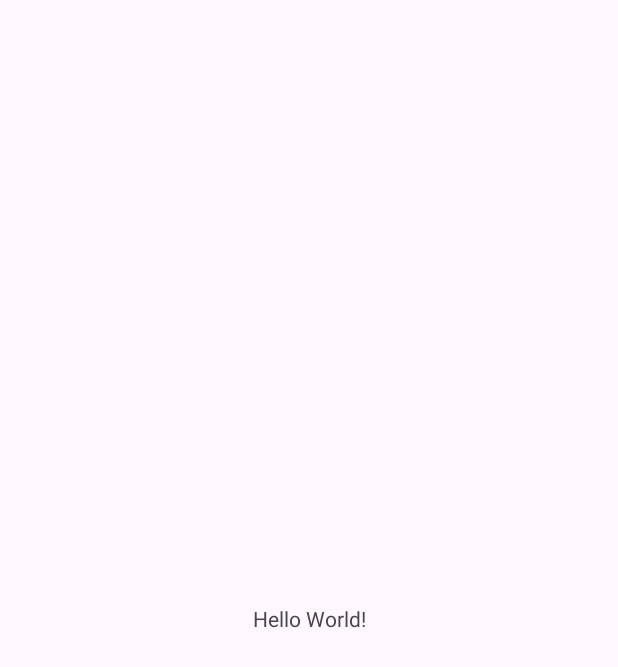
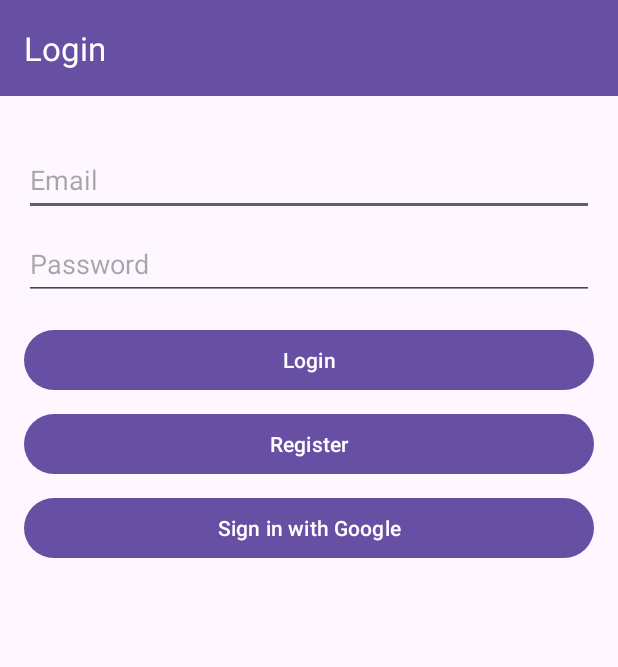
Before and after one commit to gitcomit8/Pulse, an Android app: the screen it shows after launch (MainActivity before the commit, LoginActivity after it), on a phone screen of 412 x 824 dp. Before the commit the part shown is almost empty. Shown: the top 667 px of the screen. Run offline under Robolectric (Android 15) with nearby library versions, the phone set to English and light mode, and no system bars; our stand-ins replace Firebase (no records; nobody signed in at launch, a user with empty details on screens opened directly).

Commit message:
Implement: Login and Register
Added ability to login and register using email/password combination along with Google Sign-In

```diff
--- a/app/build.gradle
+++ b/app/build.gradle
@@ -30,7 +30,9 @@ android {
 }
 
 dependencies {
-
+    implementation libs.play.services.auth.v2070
+    implementation libs.play.services.identity
+    implementation libs.play.services.auth
     implementation platform(libs.firebase.bom)
     implementation libs.firebase.auth
     implementation libs.firebase.firestore
--- /dev/null
+++ b/app/src/main/java/com/mirza/pulse/LoginActivity.java
@@ -0,0 +1,123 @@
+package com.mirza.pulse;
+
+import android.content.Intent;
+import android.os.Bundle;
+import android.widget.Button;
+import android.widget.EditText;
+import android.widget.Toast;
+
+import androidx.activity.result.ActivityResultLauncher;
+import androidx.activity.result.contract.ActivityResultContracts;
+import androidx.appcompat.app.AppCompatActivity;
+
+import com.google.android.gms.auth.api.signin.GoogleSignIn;
+import com.google.android.gms.auth.api.signin.GoogleSignInAccount;
+import com.google.android.gms.auth.api.signin.GoogleSignInClient;
+import com.google.android.gms.auth.api.signin.GoogleSignInOptions;
+import com.google.android.gms.common.api.ApiException;
+import com.google.android.gms.tasks.Task;
+import com.google.firebase.auth.AuthCredential;
+import com.google.firebase.auth.FirebaseAuth;
+import com.google.firebase.auth.FirebaseUser;
+import com.google.firebase.auth.GoogleAuthProvider;
+
+public class LoginActivity extends AppCompatActivity {
+
+    private EditText emailEditText, passwordEditText;
+    private FirebaseAuth mAuth;
+    private GoogleSignInClient mGoogleSignInClient;
+    private ActivityResultLauncher<Intent> googleSignInLauncher;
+
+    @Override
+    protected void onCreate(Bundle savedInstanceState) {
+        super.onCreate(savedInstanceState);
+        setContentView(R.layout.activity_login);
+
+        mAuth = FirebaseAuth.getInstance();
+
+        emailEditText = findViewById(R.id.emailEditText);
+        passwordEditText = findViewById(R.id.passwordEditText);
+        Button loginButton = findViewById(R.id.loginButton);
+        Button registerButton = findViewById(R.id.registerButton);
+        Button googleSignInButton = findViewById(R.id.googleSignInButton);
+
+        // Configure Google Sign-In
+        GoogleSignInOptions gso = new GoogleSignInOptions.Builder(GoogleSignInOptions.DEFAULT_SIGN_IN)
+                .requestIdToken(getString(R.string.default_web_client_id))
+                .requestEmail()
+                .build();
+
+        mGoogleSignInClient = GoogleSignIn.getClient(this, gso);
+
+        googleSignInLauncher = registerForActivityResult(
+                new ActivityResultContracts.StartActivityForResult(),
+                result -> {
+                    if (result.getResultCode() == RESULT_OK) {
+                        Intent data = result.getData();
+                        Task<GoogleSignInAccount> task = GoogleSignIn.getSignedInAccountFromIntent(data);
+                        try {
+                            // Google Sign In was successful, authenticate with Firebase
+                            GoogleSignInAccount account = task.getResult(ApiException.class);
+                            firebaseAuthWithGoogle(account);
+                        } catch (ApiException e) {
+                            // Google Sign In failed, update UI appropriately
+                            Toast.makeText(this, "Google sign in failed"+e.getMessage(), Toast.LENGTH_SHORT).show();
+                        }
+                    }
+                }
+        );
+
+        loginButton.setOnClickListener(v -> loginUser());
+
+        registerButton.setOnClickListener(v -> startActivity(new Intent(LoginActivity.this, RegisterActivity.class)));
+
+        googleSignInButton.setOnClickListener(v -> signInWithGoogle());
+    }
+
+    private void signInWithGoogle() {
+        Intent signInIntent = mGoogleSignInClient.getSignInIntent();
+        googleSignInLauncher.launch(signInIntent);
+    }
+
+    private void firebaseAuthWithGoogle(GoogleSignInAccount acct) {
+        AuthCredential credential = GoogleAuthProvider.getCredential(acct.getIdToken(), null);
+        mAuth.signInWithCredential(credential)
+                .addOnCompleteListener(this, task -> {
+                    if (task.isSuccessful()) {
+                        // Sign in success, update UI with the signed-in user's information
+                        FirebaseUser user = mAuth.getCurrentUser();
+                        Toast.makeText(this, "Google Sign In Successful.", Toast.LENGTH_SHORT).show();
+                        startActivity(new Intent(LoginActivity.this, MainActivity.class));
+                        finish();
+                    } else {
+                        // If sign in fails, display a message to the user.
+                        Toast.makeText(this, "Firebase Authentication failed.", Toast.LENGTH_SHORT).show();
+                    }
+                });
+    }
+
+    private void loginUser() {
+        String email = emailEditText.getText().toString();
+        String password = passwordEditText.getText().toString();
+
+        if (email.isEmpty() || password.isEmpty()) {
+            Toast.makeText(this, "Please enter email and password", Toast.LENGTH_SHORT).show();
+            return;
+        }
+
+        mAuth.signInWithEmailAndPassword(email, password)
+                .addOnCompleteListener(this, task -> {
+                    if (task.isSuccessful()) {
+                        // Login success
+                        Toast.makeText(this, "Login Successful.", Toast.LENGTH_SHORT).show();
+                        // Start the main activity or other relevant activity
+                        startActivity(new Intent(LoginActivity.this, MainActivity.class));
+                        finish();//prevents the user from going back to the login screen
+                    } else {
+                        // If sign in fails, display a message to the user.
+                        Toast.makeText(this, "Authentication failed.",
+                                Toast.LENGTH_SHORT).show();
+                    }
+                });
+    }
+}
--- /dev/null
+++ b/app/src/main/res/layout/activity_login.xml
@@ -0,0 +1,63 @@
+<?xml version="1.0" encoding="utf-8"?>
+<LinearLayout xmlns:android="http://schemas.android.com/apk/res/android"
+    xmlns:app="http://schemas.android.com/apk/res-auto"
+    android:layout_width="match_parent"
+    android:layout_height="match_parent"
+    android:orientation="vertical">
+
+    <androidx.appcompat.widget.Toolbar
+        android:id="@+id/toolbar"
+        android:layout_width="match_parent"
+        android:layout_height="?attr/actionBarSize"
+        android:background="?attr/colorPrimary"
+        android:elevation="4dp"
+        app:titleTextColor="@color/white"
+        app:title="Login" />
+
+    <LinearLayout
+        android:layout_width="match_parent"
+        android:layout_height="wrap_content"
+        android:orientation="vertical"
+        android:padding="16dp">
+
+        <EditText
+            android:id="@+id/emailEditText"
+            android:layout_width="match_parent"
+            android:layout_height="wrap_content"
+            android:layout_marginTop="16dp"
+            android:hint="Email"
+            android:inputType="textEmailAddress"
+            android:minHeight="48dp" />
+
+        <EditText
+            android:id="@+id/passwordEditText"
+            android:layout_width="match_parent"
+            android:layout_height="wrap_content"
+            android:layout_marginTop="8dp"
+            android:hint="Password"
+            android:inputType="textPassword"
+            android:minHeight="48dp" />
+
+        <Button
+            android:id="@+id/loginButton"
+            android:layout_width="match_parent"
+            android:layout_height="wrap_content"
+            android:text="Login"
+            android:layout_marginTop="16dp"/>
+
+        <Button
+            android:id="@+id/registerButton"
+            android:layout_width="match_parent"
+            android:layout_height="wrap_content"
+            android:text="Register"
+            android:layout_marginTop="8dp"/>
+        <Button
+            android:id="@+id/googleSignInButton"
+            android:layout_width="match_parent"
+            android:layout_height="wrap_content"
+            android:text="Sign in with Google"
+            android:layout_marginTop="8dp"/>
+
+    </LinearLayout>
+
+</LinearLayout>
--- a/app/src/main/res/values/strings.xml
+++ b/app/src/main/res/values/strings.xml
@@ -1,3 +1,4 @@
 <resources>
     <string name="app_name">Pulse</string>
+    <string name="default_web_client_id">563952129026-k8242knvepcbemejuhn8pkbbd6qcqpe7.apps.googleusercontent.com</string>
 </resources>
--- a/gradle/libs.versions.toml
+++ b/gradle/libs.versions.toml
@@ -12,6 +12,9 @@ material = "1.12.0"
 activity = "1.9.3"
 constraintlayout = "2.2.0"
 materialVersion = "1.9.0"
+playServicesAuth = "21.3.0"
+playServicesAuthVersion = "20.7.0"
+playServicesIdentity = "18.1.0"
 
 [libraries]
 constraintlayout-v214 = { module = "androidx.constraintlayout:constraintlayout", version.ref = "constraintlayoutVersion" }
@@ -26,6 +29,9 @@ material = { group = "com.google.android.material", name = "material", version.r
 activity = { group = "androidx.activity", name = "activity", version.ref = "activity" }
 constraintlayout = { group = "androidx.constraintlayout", name = "constraintlayout", version.ref = "constraintlayout" }
 material-v190 = { module = "com.google.android.material:material", version.ref = "materialVersion" }
+play-services-auth = { module = "com.google.android.gms:play-services-auth", version.ref = "playServicesAuth" }
+play-services-identity = { module = "com.google.android.gms:play-services-identity", version.ref = "playServicesIdentity" }
+play-services-auth-v2070 = { module = "com.google.android.gms:play-services-auth", version.ref = "playServicesAuthVersion" }
 
 [plugins]
 android-application = { id = "com.android.application", version.ref = "agp" }
```
Also changed, not shown: app/src/main/AndroidManifest.xml (+9 -6 lines), app/src/main/java/com/mirza/pulse/RegisterActivity.java (added, +57 -0 lines), app/src/main/res/layout/activity_register.xml (added, +50 -0 lines), 1 other file.
